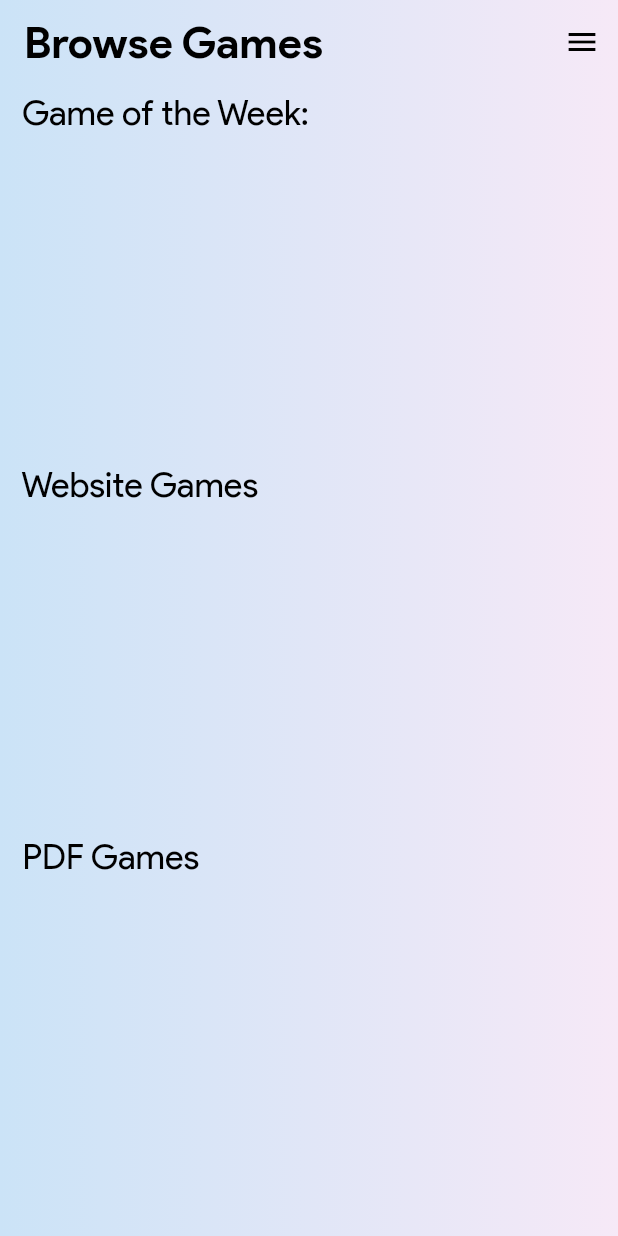
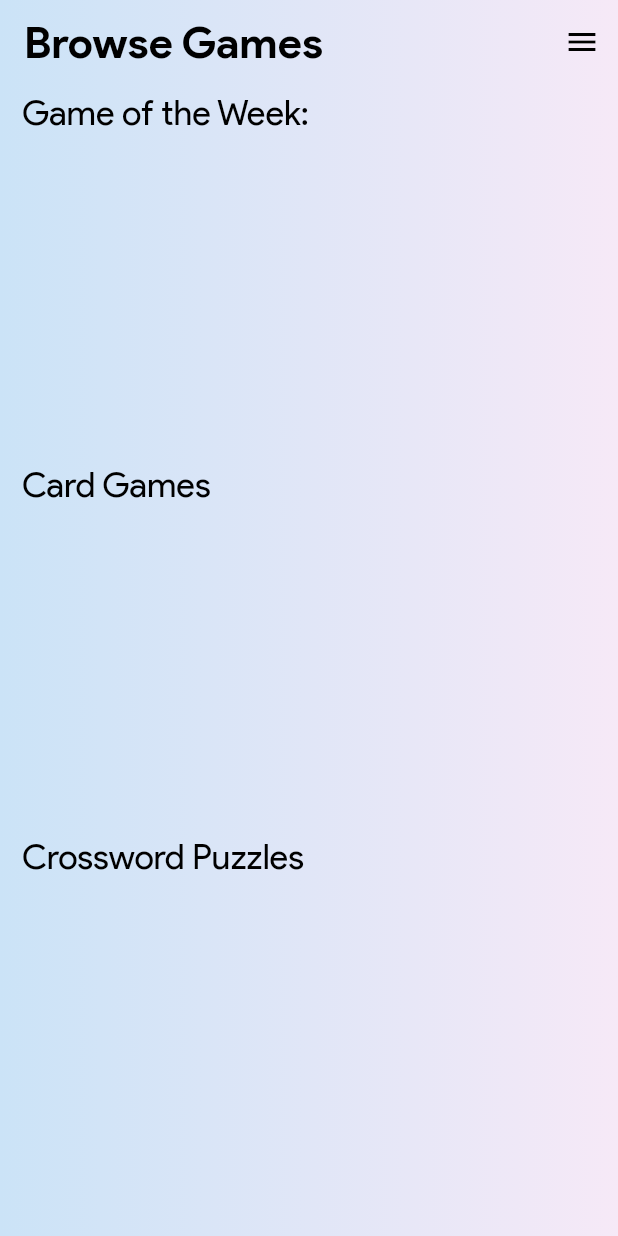
Before and after one commit to fisherman-23/games4migrants, a Flutter app: the screen it shows after launch, on a phone screen of 412 x 824 dp. Run offline on Flutter 3.47's test engine with Material 2 defaults, Android fonts, the light colour scheme and no system bars; our stand-ins replace cloud_firestore, firebase_core, firebase_storage, url_launcher_web; missing offline and left inert: cloud_firestore_web, firebase_analytics_web, firebase_auth_web, firebase_core_web, firebase_storage_web; accounts and stored records are empty.

Commit message:
recatergorisation
- changed heading for the different games

```diff
--- a/lib/main.dart
+++ b/lib/main.dart
@@ -141,7 +141,7 @@ class MyApp extends StatelessWidget {
                           height: 20,
                         ),
                         Text(
-                          ' Website Games',
+                          ' Card Games',
                           textAlign: TextAlign.left,
                           style: TextStyle(
                               fontSize: 23,
@@ -182,7 +182,7 @@ class MyApp extends StatelessWidget {
                           height: 20,
                         ),
                         Text(
-                          ' PDF Games',
+                          ' Crossword Puzzles',
                           textAlign: TextAlign.left,
                           style: TextStyle(
                               fontSize: 23,
```
